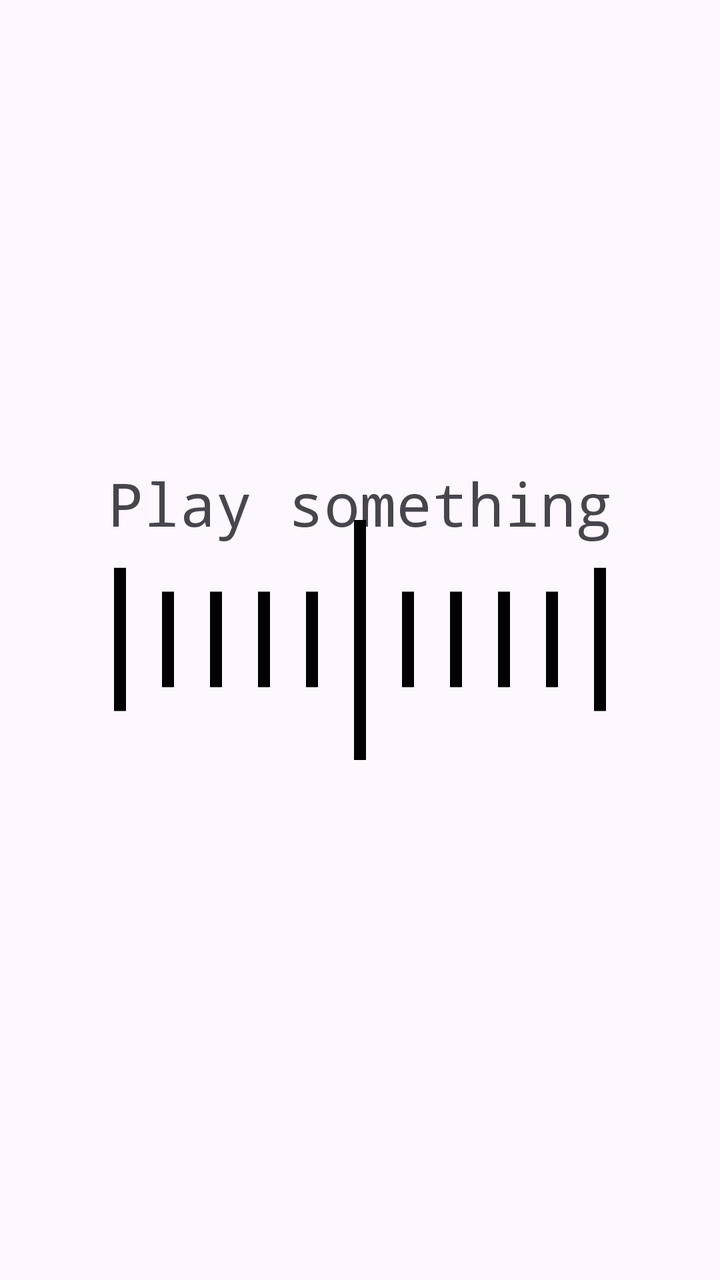
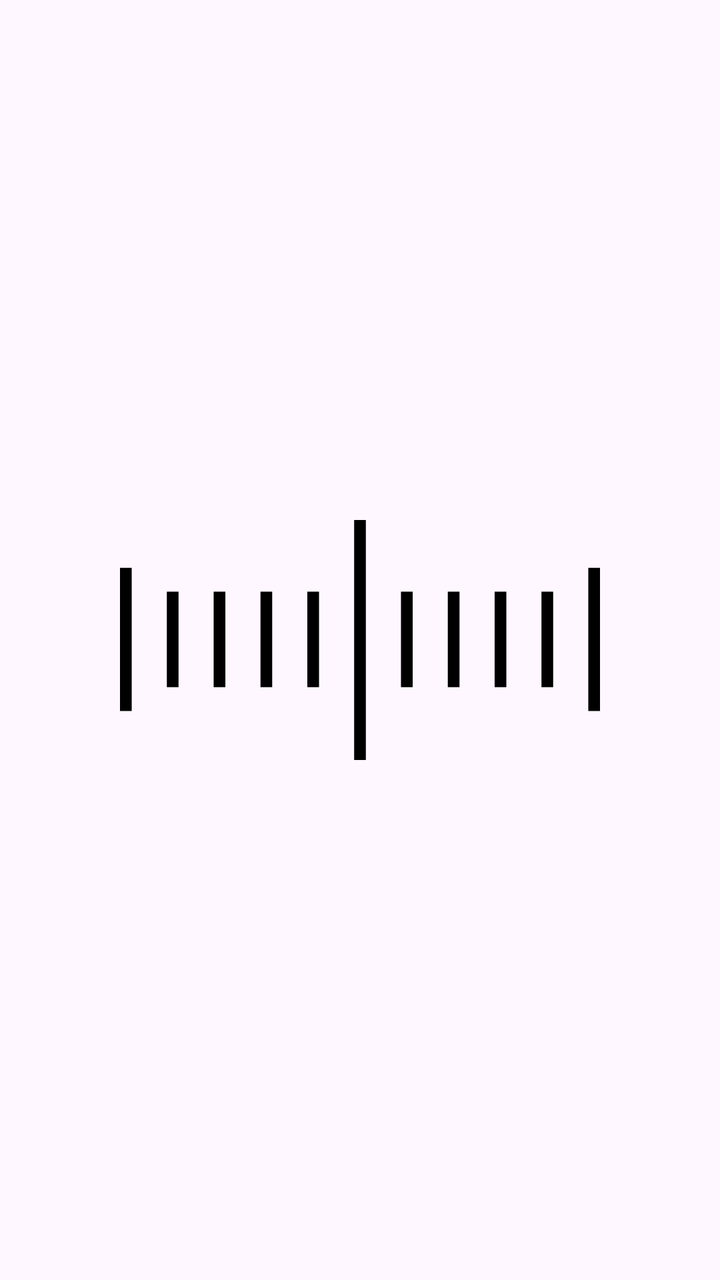

The first picture is an Android layout as it rendered before a commit; the second is the same layout after the commit. The layout source and the unified diff follow.
<!-- AndroidManifest.xml: application theme Theme.AuroraTuner -->
<!-- res/layout/fragment_tuner.xml -->
<?xml version="1.0" encoding="utf-8"?>
<androidx.constraintlayout.widget.ConstraintLayout xmlns:android="http://schemas.android.com/apk/res/android"
    xmlns:app="http://schemas.android.com/apk/res-auto"
    xmlns:tools="http://schemas.android.com/tools"
    android:layout_width="match_parent"
    android:layout_height="match_parent"
    tools:context=".TunerFragment">

    

    <TextView
        android:id="@+id/note_text"
        android:layout_width="wrap_content"
        android:layout_height="wrap_content"
        android:layout_marginTop="243dp"
        android:fontFamily="monospace"
        android:maxLines="1"
        android:text="@string/note_text_placeholder"
        android:textAlignment="center"
        android:textSize="30sp"
        app:layout_constraintBottom_toTopOf="@+id/measure"
        app:layout_constraintEnd_toEndOf="parent"
        app:layout_constraintStart_toStartOf="parent"
        app:layout_constraintTop_toTopOf="parent" />

    <TextView
        android:id="@+id/delta_text"
        android:layout_width="wrap_content"
        android:layout_height="wrap_content"
        android:fontFamily="monospace"
        android:textAlignment="center"
        android:textSize="30sp"
        app:layout_constraintBottom_toBottomOf="parent"
        app:layout_constraintEnd_toEndOf="parent"
        app:layout_constraintHorizontal_bias="0.498"
        app:layout_constraintStart_toStartOf="parent"
        app:layout_constraintTop_toTopOf="parent"
        app:layout_constraintVertical_bias="0.649" />

    <ImageView
        android:id="@+id/measure"
        android:layout_width="300dp"
        android:layout_height="120dp"
        android:src="@drawable/measure"
        app:layout_constraintBottom_toBottomOf="parent"
        app:layout_constraintEnd_toEndOf="parent"
        app:layout_constraintStart_toStartOf="parent"
        app:layout_constraintTop_toTopOf="parent" />

</androidx.constraintlayout.widget.ConstraintLayout>
<!-- resources referenced by this layout -->
<resources>
  <!-- drawable measure (drawable) -->
  <vector xmlns:android="http://schemas.android.com/apk/res/android"
      android:width="410dp"
      android:height="200dp"
      android:viewportWidth="410"
      android:viewportHeight="201">
      <path
          android:fillColor="@color/measureColor"
          android:name="Rectangle 1"
          android:pathData="m200 0h10v201h-10v-201z" />
      <path
          android:fillColor="@color/measureColor"
          android:name="Rectangle 2"
          android:pathData="m240 60h10v80h-10v-80z" />
      <path
          android:fillColor="@color/measureColor"
          android:name="Rectangle 3"
          android:pathData="m280 60h10v80h-10v-80z" />
      <path
          android:fillColor="@color/measureColor"
          android:name="Rectangle 4"
          android:pathData="m320 60h10v80h-10v-80z" />
      <path
          android:fillColor="@color/measureColor"
          android:name="Rectangle 5"
          android:pathData="m360 60h10v80h-10v-80z" />
      <path
          android:fillColor="@color/measureColor"
          android:name="Rectangle 6"
          android:pathData="m400 40h10v120h-10v-120z" />
      <path
          android:fillColor="@color/measureColor"
          android:name="Rectangle 7"
          android:pathData="m160 60h10v80h-10v-80z" />
      <path
          android:fillColor="@color/measureColor"
          android:name="Rectangle 8"
          android:pathData="m40 60h10v80h-10v-80z" />
      <path
          android:fillColor="@color/measureColor"
          android:name="Rectangle 9"
          android:pathData="m80 60h10v80h-10v-80z" />
      <path
          android:fillColor="@color/measureColor"
          android:name="Rectangle 10"
          android:pathData="m120 60h10v80h-10v-80z" />
      <path
          android:fillColor="@color/measureColor"
          android:name="Rectangle 11"
          android:pathData="m0 40h10v120h-10v-120z" />
  </vector>
  <string name="note_text_placeholder">Play something</string>
  <style name="Theme.AuroraTuner" parent="Base.Theme.AuroraTuner" />
  <color name="measureColor">@color/black</color>
  <style name="Base.Theme.AuroraTuner" parent="Theme.Material3.DayNight.NoActionBar">
          
          
          <item name="android:navigationBarColor">@color/white</item>
          <item name="colorPrimaryDark">@color/white</item>
      </style>
  <color name="black">#FF000000</color>
  <color name="white">#FFFFFFFF</color>
</resources>

<!-- the commit's change to res/layout/fragment_tuner.xml (unified diff, before → after) -->
@@ -13,12 +13,13 @@
         android:layout_width="wrap_content"
         android:layout_height="wrap_content"
         android:layout_marginTop="243dp"
+        android:layout_marginBottom="23dp"
         android:fontFamily="monospace"
         android:maxLines="1"
         android:text="@string/note_text_placeholder"
         android:textAlignment="center"
         android:textSize="30sp"
-        app:layout_constraintBottom_toTopOf="@+id/measure"
+        app:layout_constraintBottom_toTopOf="@+id/cardView"
         app:layout_constraintEnd_toEndOf="parent"
         app:layout_constraintStart_toStartOf="parent"
         app:layout_constraintTop_toTopOf="parent" />
@@ -37,14 +38,22 @@
         app:layout_constraintTop_toTopOf="parent"
         app:layout_constraintVertical_bias="0.649" />
 
-    <ImageView
-        android:id="@+id/measure"
-        android:layout_width="300dp"
-        android:layout_height="120dp"
-        android:src="@drawable/measure"
+    <androidx.cardview.widget.CardView
+        android:id="@+id/cardView"
+        android:layout_width="wrap_content"
+        android:layout_height="wrap_content"
+        android:backgroundTint="@color/transparent"
+        app:cardElevation="0dp"
         app:layout_constraintBottom_toBottomOf="parent"
         app:layout_constraintEnd_toEndOf="parent"
         app:layout_constraintStart_toStartOf="parent"
-        app:layout_constraintTop_toTopOf="parent" />
+        app:layout_constraintTop_toTopOf="parent">
+
+        <ImageView
+            android:id="@+id/measure"
+            android:layout_width="300dp"
+            android:layout_height="120dp"
+            android:src="@drawable/measure" />
+    </androidx.cardview.widget.CardView>
 
 </androidx.constraintlayout.widget.ConstraintLayout>
<!-- resource entries referenced after the edit -->
@@ -1,9 +1,10 @@
 <!-- resources referenced by this layout -->
 <resources>
+  <color name="transparent">#000000FF</color>
   <!-- drawable measure (drawable) -->
   <vector xmlns:android="http://schemas.android.com/apk/res/android"
-      android:width="410dp"
-      android:height="200dp"
+      android:width="200dp"
+      android:height="100dp"
       android:viewportWidth="410"
       android:viewportHeight="201">
       <path
